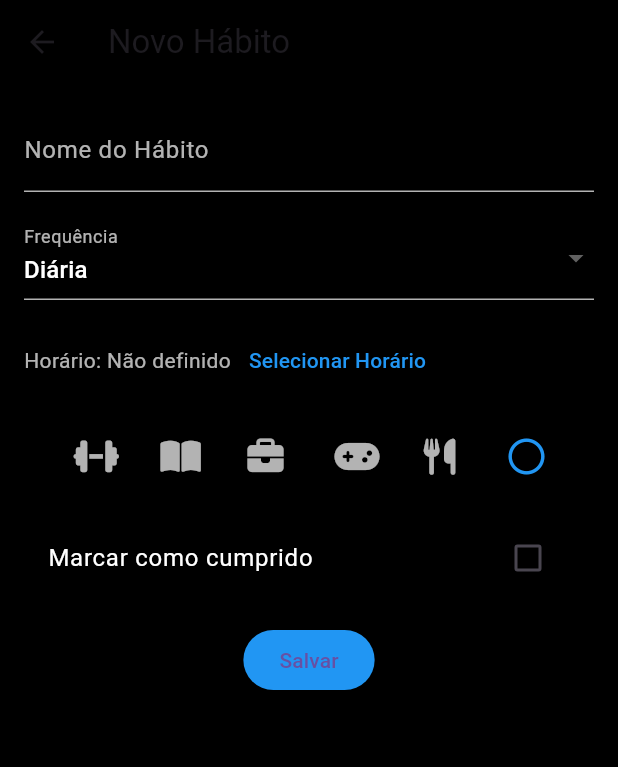
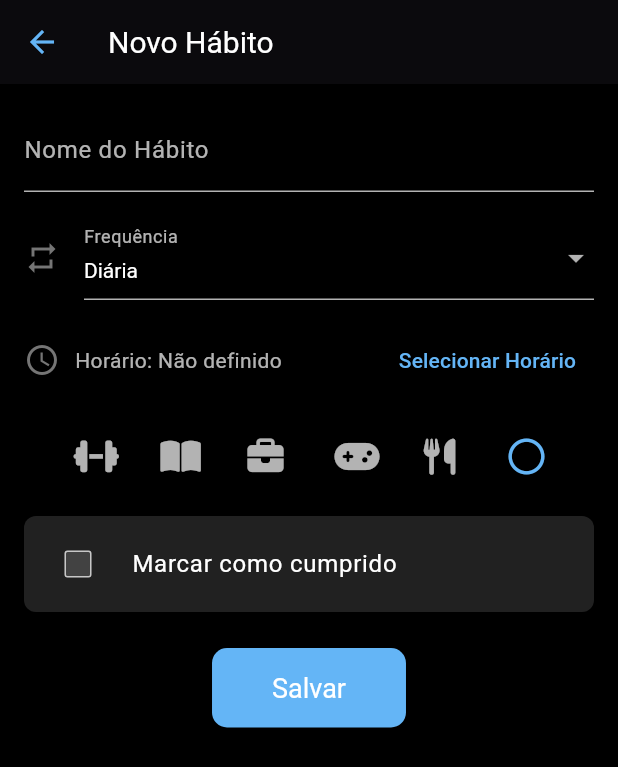
Before and after one commit to josevitoor/habit-flutter, a Flutter app: the screen it shows after launch, after a tap on the "add" icon, on a phone screen of 412 x 824 dp. Shown: the top 767 px of the screen. Run offline on Flutter 3.47's test engine with Material 3 defaults, Android fonts, the light colour scheme and no system bars; our stand-ins replace font_awesome_flutter, percent_indicator, sqflite; accounts and stored records are empty.

Commit message:
Mudanças no layout e adição de agrupamentos e gráficos

```diff
--- a/lib/database/habit_database.dart
+++ b/lib/database/habit_database.dart
@@ -85,4 +85,9 @@ class HabitDatabase {
       await db.close();
     }
   }
+
+  Future<List<Map<String, dynamic>>> fetchHabitsByIcon(int iconIndex) async {
+    final db = await database;
+    return await db.query('habits', where: 'icon = ?', whereArgs: [iconIndex]);
+  }
 }
--- a/lib/main.dart
+++ b/lib/main.dart
@@ -1,6 +1,7 @@
 import 'package:flutter/material.dart';
 import 'screens/habit_list_screen.dart';
 import 'screens/habit_form_screen.dart';
+import 'screens/category_habit_screen.dart';
 
 void main() {
   runApp(const HabitTrackerApp());
@@ -17,6 +18,80 @@ class HabitTrackerApp extends StatelessWidget {
       theme: ThemeData(
         primarySwatch: Colors.blue,
         visualDensity: VisualDensity.adaptivePlatformDensity,
+        brightness: Brightness.dark,
+        appBarTheme: const AppBarTheme(
+          backgroundColor: Colors.black,
+          titleTextStyle: TextStyle(color: Colors.white, fontSize: 20),
+          iconTheme: IconThemeData(color: Colors.blueAccent),
+          elevation: 0,
+        ),
+        elevatedButtonTheme: ElevatedButtonThemeData(
+          style: ElevatedButton.styleFrom(
+            backgroundColor: Colors.blueAccent,
+            foregroundColor: Colors.white,
+            shape: RoundedRectangleBorder(
+              borderRadius: BorderRadius.circular(10),
+            ),
+            padding: const EdgeInsets.symmetric(horizontal: 20, vertical: 12),
+            textStyle: const TextStyle(fontSize: 16),
+          ),
+        ),
+        inputDecorationTheme: const InputDecorationTheme(
+          labelStyle: TextStyle(color: Colors.white70),
+          hintStyle: TextStyle(color: Colors.grey),
+          enabledBorder: UnderlineInputBorder(
+            borderSide: BorderSide(color: Colors.white70),
+          ),
+          focusedBorder: UnderlineInputBorder(
+            borderSide: BorderSide(color: Colors.blueAccent),
+          ),
+          border: UnderlineInputBorder(
+            borderSide: BorderSide(color: Colors.white70),
+          ),
+        ),
+        checkboxTheme: CheckboxThemeData(
+          fillColor: MaterialStateProperty.resolveWith<Color?>((
+            Set<MaterialState> states,
+          ) {
+            if (states.contains(MaterialState.disabled)) {
+              return null;
+            }
+            if (states.contains(MaterialState.selected)) {
+              return Colors.blueAccent;
+            }
+            return Colors.grey[800];
+          }),
+          checkColor: MaterialStateProperty.all(Colors.white),
+          side: BorderSide(color: Colors.white70, width: 1),
+        ),
+        cardTheme: CardTheme(
+          color: Colors.grey[800],
+          elevation: 0,
+          margin: const EdgeInsets.symmetric(horizontal: 16, vertical: 8),
+          shape: RoundedRectangleBorder(
+            borderRadius: BorderRadius.circular(12),
+          ),
+        ),
+        listTileTheme: const ListTileThemeData(
+          textColor: Colors.white,
+          iconColor: Colors.white70,
+          contentPadding: EdgeInsets.symmetric(horizontal: 16, vertical: 4),
+        ),
+        dialogTheme: DialogTheme(
+          backgroundColor: Colors.grey[900],
+          titleTextStyle: const TextStyle(color: Colors.white, fontSize: 20),
+          contentTextStyle: const TextStyle(color: Colors.white70),
+          shape: RoundedRectangleBorder(
+            borderRadius: BorderRadius.circular(12),
+          ),
+        ),
+        popupMenuTheme: PopupMenuThemeData(
+          color: Colors.grey[850],
+          textStyle: const TextStyle(color: Colors.white70),
+          shape: RoundedRectangleBorder(
+            borderRadius: BorderRadius.circular(10),
+          ),
+        ),
       ),
       initialRoute: '/',
       routes: {
--- a/lib/screens/habit_form_screen.dart
+++ b/lib/screens/habit_form_screen.dart
@@ -73,6 +73,36 @@ class _HabitFormScreenState extends State<HabitFormScreen> {
     final TimeOfDay? picked = await showTimePicker(
       context: context,
       initialTime: TimeOfDay.now(),
+      builder: (BuildContext context, Widget? child) {
+        return Theme(
+          data: ThemeData.dark().copyWith(
+            colorScheme: ColorScheme.dark(
+              primary: Colors.blue.shade300,
+              secondary: Colors.grey.shade600,
+            ),
+            timePickerTheme: TimePickerThemeData(
+              backgroundColor: Colors.grey[900],
+              hourMinuteTextColor: Colors.white,
+              dayPeriodTextColor: Colors.white70,
+              dialTextColor: Colors.white,
+              entryModeIconColor: Colors.blue.shade300,
+              helpTextStyle: const TextStyle(color: Colors.white70),
+              inputDecorationTheme: const InputDecorationTheme(
+                border: UnderlineInputBorder(
+                  borderSide: BorderSide(color: Colors.white70),
+                ),
+                contentPadding: EdgeInsets.symmetric(horizontal: 12),
+              ),
+            ),
+            textButtonTheme: TextButtonThemeData(
+              style: TextButton.styleFrom(
+                foregroundColor: Colors.blue.shade300,
+              ),
+            ),
+          ),
+          child: child!,
+        );
+      },
     );
     if (picked != null) {
       setState(() {
@@ -83,12 +113,23 @@ class _HabitFormScreenState extends State<HabitFormScreen> {
 
   @override
   Widget build(BuildContext context) {
+    final primaryColor = Colors.blue.shade300;
+    final secondaryColor = Colors.grey.shade600;
+    final backgroundColor = Colors.black;
+    final textColorPrimary = Colors.white;
+    final textColorSecondary = Colors.white70;
+
     return Scaffold(
       appBar: AppBar(
-        title: Text(_habitId == null ? 'Novo Hábito' : 'Editar Hábito'),
-        backgroundColor: Colors.black,
+        title: Text(
+          _habitId == null ? 'Novo Hábito' : 'Editar Hábito',
+          style: TextStyle(color: textColorPrimary),
+        ),
+        iconTheme: IconThemeData(color: primaryColor),
+        backgroundColor: backgroundColor,
+        elevation: 1,
       ),
-      backgroundColor: Colors.black,
+      backgroundColor: backgroundColor,
       body: SingleChildScrollView(
         padding: const EdgeInsets.all(16.0),
         child: Form(
@@ -97,27 +138,30 @@ class _HabitFormScreenState extends State<HabitFormScreen> {
             children: [
               TextFormField(
                 controller: _nameController,
-                decoration: const InputDecoration(
+                decoration: InputDecoration(
                   labelText: 'Nome do Hábito',
-                  labelStyle: TextStyle(color: Colors.white70),
+                  labelStyle: TextStyle(color: textColorSecondary),
                   enabledBorder: UnderlineInputBorder(
-                    borderSide: BorderSide(color: Colors.white70),
+                    borderSide: BorderSide(color: textColorSecondary),
+                  ),
+                  focusedBorder: UnderlineInputBorder(
+                    borderSide: BorderSide(color: primaryColor),
                   ),
                 ),
-                style: const TextStyle(color: Colors.white),
+                style: TextStyle(color: textColorPrimary),
                 validator: (value) => value!.isEmpty ? 'Informe um nome' : null,
               ),
               const SizedBox(height: 16),
               DropdownButtonFormField<String>(
                 value: _frequency,
-                dropdownColor: Colors.black,
+                dropdownColor: backgroundColor,
                 items:
                     ['Diária', 'Semanal', 'Mensal'].map((String value) {
                       return DropdownMenuItem<String>(
                         value: value,
                         child: Text(
                           value,
-                          style: const TextStyle(color: Colors.white),
+                          style: TextStyle(color: textColorPrimary),
                         ),
                       );
                     }).toList(),
@@ -126,28 +170,37 @@ class _HabitFormScreenState extends State<HabitFormScreen> {
                     _frequency = newValue!;
                   });
                 },
-                decoration: const InputDecoration(
+                decoration: InputDecoration(
                   labelText: 'Frequência',
-                  labelStyle: TextStyle(color: Colors.white70),
+                  labelStyle: TextStyle(color: textColorSecondary),
                   enabledBorder: UnderlineInputBorder(
-                    borderSide: BorderSide(color: Colors.white70),
+                    borderSide: BorderSide(color: textColorSecondary),
                   ),
+                  focusedBorder: UnderlineInputBorder(
+                    borderSide: BorderSide(color: primaryColor),
+                  ),
+                  icon: Icon(Icons.repeat, color: secondaryColor),
                 ),
+                style: TextStyle(color: textColorPrimary),
               ),
               const SizedBox(height: 16),
               Row(
                 children: [
-                  Text(
-                    _selectedTime == null
-                        ? 'Horário: Não definido'
-                        : 'Horário: ${_selectedTime!.format(context)}',
-                    style: const TextStyle(color: Colors.white70),
+                  Icon(Icons.schedule, color: secondaryColor),
+                  const SizedBox(width: 10),
+                  Expanded(
+                    child: Text(
+                      _selectedTime == null
+                          ? 'Horário: Não definido'
+                          : 'Horário: ${_selectedTime!.format(context)}',
+                      style: TextStyle(color: textColorSecondary),
+                    ),
                   ),
                   TextButton(
                     onPressed: _pickTime,
-                    child: const Text(
+                    child: Text(
                       'Selecionar Horário',
-                      style: TextStyle(color: Colors.blue),
+                      style: TextStyle(color: primaryColor),
                     ),
                   ),
                 ],
@@ -182,6 +235,7 @@ class _HabitFormScreenState extends State<HabitFormScreen> {
                       }
                       return Tooltip(
                         message: tooltipMessage,
+                        preferBelow: false,
                         decoration: BoxDecoration(
                           color: Colors.grey[800]!.withOpacity(0.9),
                           borderRadius: BorderRadius.circular(8),
@@ -203,8 +257,8 @@ class _HabitFormScreenState extends State<HabitFormScreen> {
                             icon,
                             color:
                                 _selectedIconIndex == idx
-                                    ? Colors.blue
-                                    : Colors.white70,
+                                    ? primaryColor
+                                    : textColorSecondary,
                           ),
                           onPressed: () {
                             setState(() {
@@ -217,9 +271,9 @@ class _HabitFormScreenState extends State<HabitFormScreen> {
               ),
               const SizedBox(height: 16),
               CheckboxListTile(
-                title: const Text(
+                title: Text(
                   'Marcar como cumprido',
-                  style: TextStyle(color: Colors.white),
+                  style: TextStyle(color: textColorPrimary),
                 ),
                 value: _isCompleted,
                 onChanged: (value) {
@@ -227,13 +281,30 @@ class _HabitFormScreenState extends State<HabitFormScreen> {
                     _isCompleted = value ?? false;
                   });
                 },
-                activeColor: Colors.green,
+                activeColor: Colors.green.shade300,
+                checkColor: textColorPrimary,
+                tileColor: Colors.grey[900],
+                shape: RoundedRectangleBorder(
+                  borderRadius: BorderRadius.circular(8),
+                ),
+                controlAffinity: ListTileControlAffinity.leading,
               ),
-              const SizedBox(height: 16),
+              const SizedBox(height: 24),
               ElevatedButton(
                 onPressed: _saveHabit,
-                style: ElevatedButton.styleFrom(backgroundColor: Colors.blue),
-                child: const Text('Salvar'),
+                style: ElevatedButton.styleFrom(
+                  backgroundColor: primaryColor,
+                  foregroundColor: textColorPrimary,
+                  padding: const EdgeInsets.symmetric(
+                    horizontal: 40,
+                    vertical: 16,
+                  ),
+                  shape: RoundedRectangleBorder(
+                    borderRadius: BorderRadius.circular(10),
+                  ),
+                  elevation: 2,
+                ),
+                child: const Text('Salvar', style: TextStyle(fontSize: 18)),
               ),
             ],
           ),
--- a/pubspec.yaml
+++ b/pubspec.yaml
@@ -34,6 +34,7 @@ dependencies:
   sqflite: ^2.0.0+4
   path: ^1.8.0
   font_awesome_flutter: ^10.5.0
+  percent_indicator: ^4.2.2
 
   # The following adds the Cupertino Icons font to your application.
   # Use with the CupertinoIcons class for iOS style icons.
```
Also changed, not shown: lib/screens/category_habit_screen.dart (added, +272 -0 lines), lib/screens/habit_list_screen.dart (+89 -76 lines), pubspec.lock.
